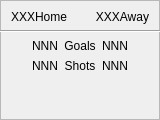
This is halfstatisticsframe.ui in rochford/cutefootball as Qt 5 draws it before an edit. The edited form follows.
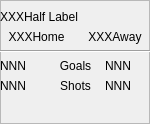
This is the edited form.

```diff
--- a/halfstatisticsframe.ui
+++ b/halfstatisticsframe.ui
@@ -6,8 +6,8 @@
    <rect>
     <x>0</x>
     <y>0</y>
-    <width>160</width>
-    <height>120</height>
+    <width>150</width>
+    <height>124</height>
    </rect>
   </property>
   <property name="sizePolicy">
@@ -30,11 +30,11 @@
     <rect>
      <x>0</x>
      <y>0</y>
-     <width>161</width>
-     <height>121</height>
+     <width>151</width>
+     <height>131</height>
     </rect>
    </property>
-   <layout class="QGridLayout" name="gridLayout">
+   <layout class="QGridLayout" name="gridLayout" columnstretch="0">
     <item row="2" column="0">
      <layout class="QHBoxLayout" name="horizontalLayout_2">
       <item>
@@ -61,19 +61,6 @@
     </item>
     <item row="4" column="0">
      <layout class="QHBoxLayout" name="horizontalLayout">
-      <item>
-       <spacer name="horizontalSpacer">
-        <property name="orientation">
-         <enum>Qt::Horizontal</enum>
-        </property>
-        <property name="sizeHint" stdset="0">
-         <size>
-          <width>40</width>
-          <height>20</height>
-         </size>
-        </property>
-       </spacer>
-      </item>
       <item>
        <layout class="QVBoxLayout" name="verticalLayout">
         <item>
@@ -134,19 +121,6 @@
         </item>
        </layout>
       </item>
-      <item>
-       <spacer name="horizontalSpacer_2">
-        <property name="orientation">
-         <enum>Qt::Horizontal</enum>
-        </property>
-        <property name="sizeHint" stdset="0">
-         <size>
-          <width>40</width>
-          <height>20</height>
-         </size>
-        </property>
-       </spacer>
-      </item>
      </layout>
     </item>
     <item row="5" column="0">
@@ -185,6 +159,13 @@
       </property>
      </spacer>
     </item>
+    <item row="1" column="0">
+     <widget class="QLabel" name="m_halfNameLabel">
+      <property name="text">
+       <string notr="true">XXXHalf Label</string>
+      </property>
+     </widget>
+    </item>
    </layout>
   </widget>
  </widget>
```
